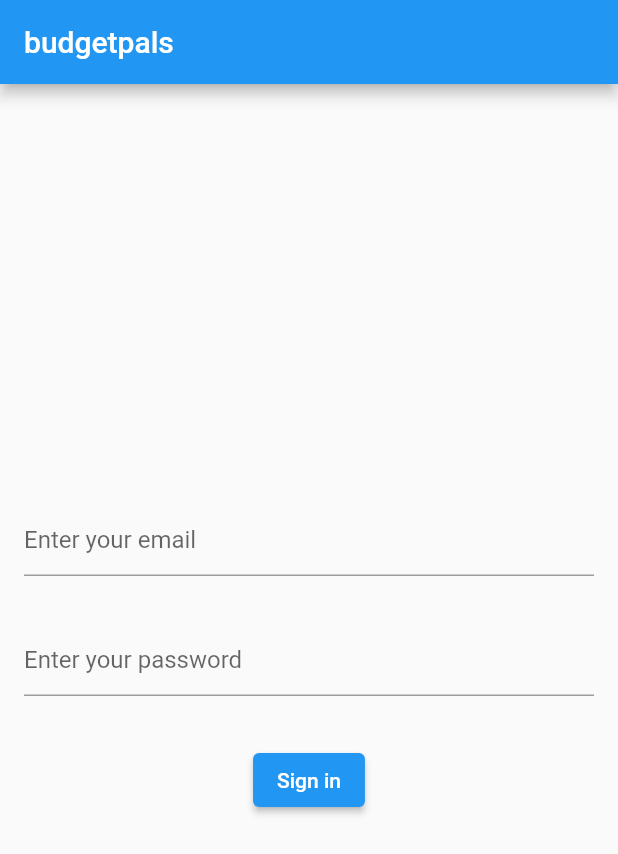
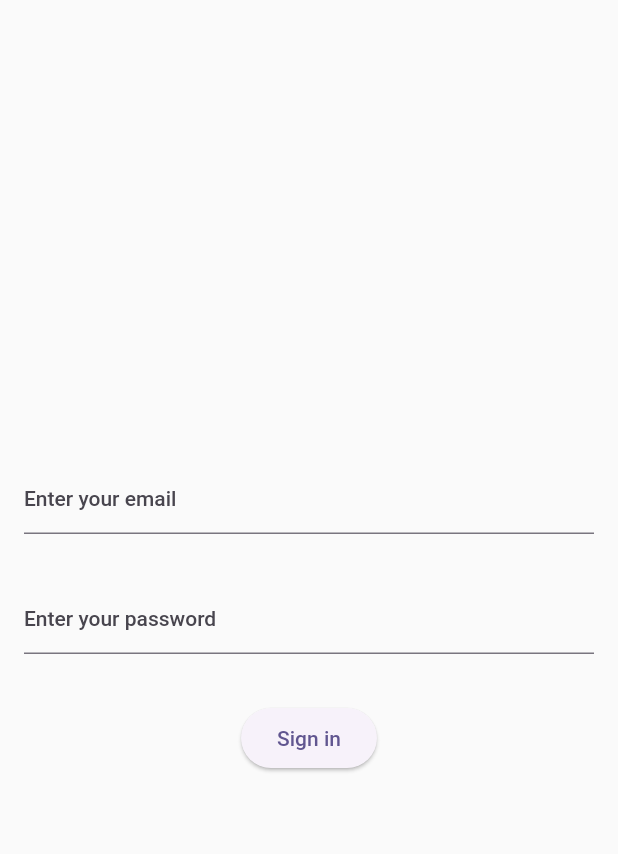
Before and after one commit to markCwatson/budgetpals_client, a Flutter app: the screen it shows after launch, on a phone screen of 412 x 824 dp. Shown: the top 854 px of the screen. Run offline on Flutter 3.47's test engine with Material 2 defaults, Android fonts, the phone set to English and light mode, and no system bars.

Commit message:
screens/auth

```diff
--- a/lib/main.dart
+++ b/lib/main.dart
@@ -1,4 +1,6 @@
 import 'package:flutter/material.dart';
+
+import 'screens/auth.dart';
 
 void main() => runApp(const BudgetpalsApp());
 
@@ -8,78 +10,15 @@ class BudgetpalsApp extends StatelessWidget {
   @override
   Widget build(BuildContext context) {
     return MaterialApp(
-      home: Scaffold(
-        appBar: AppBar(title: const Text('budgetpals')),
-        body: const SignInForm(),
+      title: 'budgetpals',
+      theme: ThemeData().copyWith(
+        useMaterial3: true,
+        colorScheme: ColorScheme.fromSeed(
+            seedColor: const Color.fromARGB(255, 63, 17, 177)),
+      ),
+      home: const Scaffold(
+        body: AuthScreen(),
       ),
     );
   }
 }
-
-class SignInForm extends StatefulWidget {
-  const SignInForm({super.key});
-
-  @override
-  State<SignInForm> createState() => _SignInFormState();
-}
-
-class _SignInFormState extends State<SignInForm> {
-  final GlobalKey<FormState> _formKey = GlobalKey<FormState>();
-
-  @override
-  Widget build(BuildContext context) {
-    return Form(
-      key: _formKey,
-      child: const Center(
-        child: Column(
-          mainAxisSize: MainAxisSize.min,
-          crossAxisAlignment: CrossAxisAlignment.center,
-          children: <Widget>[
-            SignInText('email'),
-            SignInText('password'),
-            SignInButton(),
-          ],
-        ),
-      ),
-    );
-  }
-}
-
-class SignInText extends StatelessWidget {
-  const SignInText(this.text, {Key? key}) : super(key: key);
-
-  final String text;
-
-  @override
-  Widget build(BuildContext context) {
-    return Padding(
-      padding: const EdgeInsets.all(16.0),
-      child: TextFormField(
-        decoration: InputDecoration(
-          hintText: 'Enter your $text',
-        ),
-        validator: (String? value) {
-          if (value == null || value.isEmpty) {
-            return 'Please enter some text';
-          }
-          return null;
-        },
-      ),
-    );
-  }
-}
-
-class SignInButton extends StatelessWidget {
-  const SignInButton({Key? key}) : super(key: key);
-
-  @override
-  Widget build(BuildContext context) {
-    return Padding(
-      padding: const EdgeInsets.symmetric(vertical: 16.0),
-      child: ElevatedButton(
-        onPressed: () {},
-        child: const Text('Sign in'),
-      ),
-    );
-  }
-}
--- /dev/null
+++ b/lib/screens/auth.dart
@@ -0,0 +1,69 @@
+import 'package:flutter/material.dart';
+
+class AuthScreen extends StatefulWidget {
+  const AuthScreen({super.key});
+
+  @override
+  State<AuthScreen> createState() => _AuthScreenState();
+}
+
+class _AuthScreenState extends State<AuthScreen> {
+  final GlobalKey<FormState> _formKey = GlobalKey<FormState>();
+
+  @override
+  Widget build(BuildContext context) {
+    return Form(
+      key: _formKey,
+      child: const Center(
+        child: Column(
+          mainAxisSize: MainAxisSize.min,
+          crossAxisAlignment: CrossAxisAlignment.center,
+          children: <Widget>[
+            SignInText('email'),
+            SignInText('password'),
+            SignInButton(),
+          ],
+        ),
+      ),
+    );
+  }
+}
+
+class SignInText extends StatelessWidget {
+  const SignInText(this.text, {Key? key}) : super(key: key);
+
+  final String text;
+
+  @override
+  Widget build(BuildContext context) {
+    return Padding(
+      padding: const EdgeInsets.all(16.0),
+      child: TextFormField(
+        decoration: InputDecoration(
+          hintText: 'Enter your $text',
+        ),
+        validator: (String? value) {
+          if (value == null || value.isEmpty) {
+            return 'Please enter some text';
+          }
+          return null;
+        },
+      ),
+    );
+  }
+}
+
+class SignInButton extends StatelessWidget {
+  const SignInButton({Key? key}) : super(key: key);
+
+  @override
+  Widget build(BuildContext context) {
+    return Padding(
+      padding: const EdgeInsets.symmetric(vertical: 16.0),
+      child: ElevatedButton(
+        onPressed: () {},
+        child: const Text('Sign in'),
+      ),
+    );
+  }
+}
```
